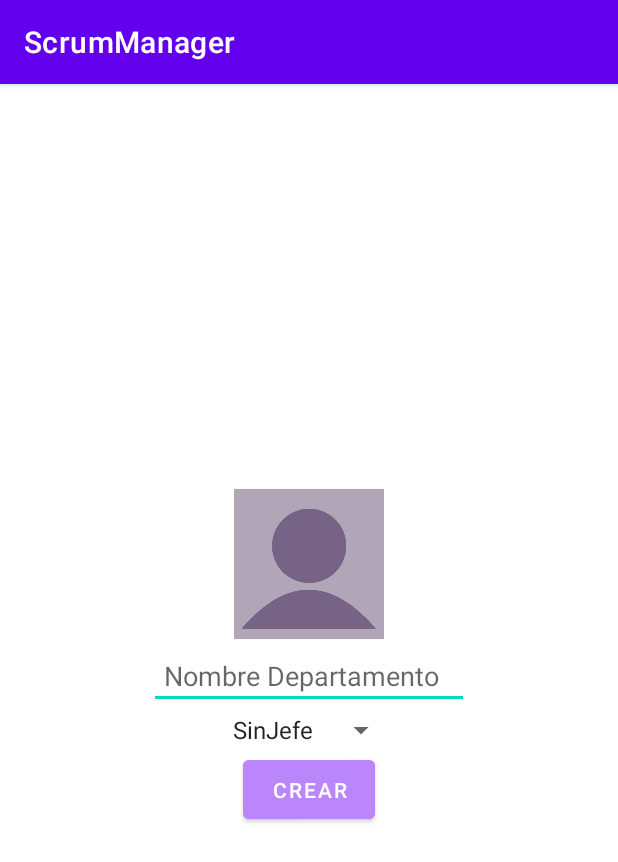
After one commit to isabelcoboruizazuaga/ScrumManager, an Android app: the NuevoDepartamentoActivity screen opened directly, with no data from a screen before it, on a phone screen of 412 x 824 dp. The commit adds this screen. Shown: the top 862 px of the screen. Run offline under Robolectric (Android 15) with nearby library versions, the phone set to English and light mode, and no system bars; our stand-ins replace Firebase (no records; nobody signed in at launch, a user with empty details on screens opened directly).

Commit message:
Activity crear departamento

```diff
--- a/app/src/main/AndroidManifest.xml
+++ b/app/src/main/AndroidManifest.xml
@@ -9,7 +9,8 @@
         android:roundIcon="@mipmap/ic_launcher_round"
         android:supportsRtl="true"
         android:theme="@style/Theme.ScrumManager">
-        <activity android:name=".Vistas.VerEmpleadoActivity"></activity>
+        <activity android:name=".Vistas.NuevoDepartamentoActivity"></activity>
+        <activity android:name=".Vistas.VerEmpleadoActivity" />
         <activity android:name=".Vistas.EditarEmpleadoActivity" />
         <activity android:name=".Vistas.NuevoEmpleadoActivity" />
         <activity
--- a/app/src/main/java/com/example/scrummanager/Vistas/Empleados.java
+++ b/app/src/main/java/com/example/scrummanager/Vistas/Empleados.java
@@ -92,6 +92,9 @@ public class Empleados extends Fragment {private FirebaseAuth mAuthAdmin, mAuthW
         MenuItem item=menu.findItem(R.id.menuCosaInutil);
         if(item!=null)
             item.setVisible(false);
+        item=menu.findItem(R.id.menuAnDept);
+        if(item!=null)
+            item.setVisible(false);
     }
     //Database listener
     public void rellenarRecyclerView (){
--- /dev/null
+++ b/app/src/main/java/com/example/scrummanager/Vistas/NuevoDepartamentoActivity.java
@@ -0,0 +1,163 @@
+package com.example.scrummanager.Vistas;
+
+import androidx.annotation.NonNull;
+import androidx.appcompat.app.AppCompatActivity;
+
+import android.content.Intent;
+import android.content.SharedPreferences;
+import android.os.Bundle;
+import android.preference.PreferenceManager;
+import android.util.Log;
+import android.view.View;
+import android.widget.AdapterView;
+import android.widget.ArrayAdapter;
+import android.widget.Button;
+import android.widget.EditText;
+import android.widget.ImageView;
+import android.widget.Spinner;
+import android.widget.Toast;
+
+import com.example.scrummanager.Modelos.Departamento;
+import com.example.scrummanager.Modelos.Empleado;
+import com.example.scrummanager.R;
+import com.google.firebase.database.DataSnapshot;
+import com.google.firebase.database.DatabaseError;
+import com.google.firebase.database.DatabaseReference;
+import com.google.firebase.database.FirebaseDatabase;
+import com.google.firebase.database.ValueEventListener;
+import com.google.firebase.storage.StorageReference;
+
+import java.util.ArrayList;
+import java.util.EventListener;
+import java.util.UUID;
+
+public class NuevoDepartamentoActivity extends AppCompatActivity {
+    private DatabaseReference dbReference;
+    private FirebaseDatabase database;
+    private ValueEventListener eventListener;
+
+    private ArrayList<Empleado> empleados;
+    private ArrayList<String> empleadosNombres;
+    private String uidJefeDpt;
+    private String eid;
+
+    private Spinner spinnerEmpleado;
+    private Button btn_crear;
+    private EditText et_nombre;
+
+    @Override
+    protected void onCreate(Bundle savedInstanceState) {
+        super.onCreate(savedInstanceState);
+        setContentView(R.layout.activity_nuevo_departamento);
+
+        //Inicialización variables del layout
+        spinnerEmpleado= findViewById(R.id.spinner_empleados);
+        btn_crear= findViewById(R.id.btn_addDepartamento);
+        et_nombre=findViewById(R.id.et_nombreDepartamento);
+
+        //Obtención del id de empresa
+        SharedPreferences sp = PreferenceManager.getDefaultSharedPreferences(getBaseContext());
+        eid= sp.getString("eid","-1");
+
+        //Inicialización de firebaseDatabase
+        database= FirebaseDatabase.getInstance();
+        dbReference = database.getReference().child(eid);
+
+        //Extracción de los datos de empleados de la base de datos
+        empleados= new ArrayList<>();
+        empleadosNombres= new ArrayList<>();
+        setEventListener();
+        dbReference.child("Empleados").addValueEventListener(eventListener);
+
+       Empleado empleado= new Empleado("-1","Sin","Jefe",eid);
+       empleados.add(empleado);
+       empleadosNombres.add(empleado.getNombreEmpleado() + empleado.getApellidoEmpleado());
+
+        //Control del spinner de selección de jefe de departamento
+        rellenarSpinnerEmpleados(empleado);
+        spinnerEmpleado.setOnItemSelectedListener(new AdapterView.OnItemSelectedListener() {
+            public void onItemSelected(AdapterView<?> parentView, View selectedItemView, int position, long id) {
+                //La posición del nombre de empleado equivale a la de la lista de objetos empleado
+                int posNombre =  spinnerEmpleado.getSelectedItemPosition();
+                //Se asigna la id del empleado de esa posición para poder introducirlo como jefe de departamento
+                uidJefeDpt = empleados.get(posNombre).getUid();
+                Log.e("uid: ",  uidJefeDpt);
+            }
+            public void onNothingSelected(AdapterView<?> arg0) {// do nothing
+            }
+        });
+
+        btn_crear.setOnClickListener(this::crearDepartamento);
+    }
+
+    private void crearDepartamento(View v){
+        String nombre= et_nombre.getText().toString();
+        String did= UUID.randomUUID().toString();
+        Departamento departamento= new Departamento(did,nombre,eid);
+
+        //Si el departamento se crea sin jefe se añade sin más a la base de datos
+        if(uidJefeDpt.equals("-1")){
+            dbReference.child("Departamentos").child(did).setValue(departamento);
+            Toast.makeText(getApplicationContext(), "Departamento creado", Toast.LENGTH_SHORT).show();
+            finish();
+        }else {
+            //Se obtiene el empleado a añadir
+            dbReference.child("Empleados").child(uidJefeDpt).addListenerForSingleValueEvent(new ValueEventListener() {
+                @Override
+                public void onDataChange(@NonNull DataSnapshot snapshot) {
+                    if (snapshot.exists()) {
+                        Empleado empleado = snapshot.getValue(Empleado.class);
+                        //Si el empleado pertenece ya a un departamento no puede añadirse como jefe del nuevo
+                        if (empleado.getNivelJerarquia() != 2) {
+                            //Se actualiza el departamento del empleado en la base de datos
+                            empleado.setIdDepartamento(did);
+                            empleado.setNivelJerarquia(2);
+                            dbReference.child("Empleados").child(uidJefeDpt).setValue(empleado);
+
+                            //Se introduce el empleado al departamento y se añade a la bd
+                            departamento.setUidJefeDepartamento(uidJefeDpt);
+                            dbReference.child("Departamentos").child(did).setValue(departamento);
+                            Toast.makeText(getApplicationContext(), "Departamento creado", Toast.LENGTH_SHORT).show();
+                            finish();
+                        } else {
+                            Toast.makeText(getApplicationContext(), "Este empleado ya es jefe de otro departamento", Toast.LENGTH_SHORT).show();
+                        }
+                    } else {
+                        Toast.makeText(getApplicationContext(), "Ha ocurrido un error al recuperar los datos del empleado", Toast.LENGTH_SHORT).show();
+                    }
+                }
+
+                @Override
+                public void onCancelled(@NonNull DatabaseError error) {
+                }
+            });
+        }
+    }
+
+    //Método para rellenar las opciones de departamento
+    private void rellenarSpinnerEmpleados(Empleado empleado){
+        ArrayAdapter<String> empleadoAdapter= new ArrayAdapter<>(this, android.R.layout.simple_spinner_item, empleadosNombres);
+        empleadoAdapter.setDropDownViewResource(android.R.layout.simple_spinner_dropdown_item);
+        spinnerEmpleado.setAdapter(empleadoAdapter);
+    }
+ private Empleado empleado;
+    private void setEventListener(){
+        eventListener= new ValueEventListener() {
+            @Override
+            public void onDataChange(@NonNull DataSnapshot snapshot) {
+                for (DataSnapshot xempleado : snapshot.getChildren() ){
+                    //Se añaden los empleados a la lista
+                    empleado = xempleado.getValue(Empleado.class);
+                    empleados.add(empleado);
+                    empleadosNombres.add(empleado.getNombreEmpleado() +" " +empleado.getApellidoEmpleado());
+                    Log.e("onDataChange", "onDataChange:" + xempleado.getValue().toString());
+                }
+            }
+            @Override
+            public void onCancelled(@NonNull DatabaseError error) {
+
+            }
+        };
+    }
+
+}
--- /dev/null
+++ b/app/src/main/res/layout/activity_nuevo_departamento.xml
@@ -0,0 +1,74 @@
+<?xml version="1.0" encoding="utf-8"?>
+<androidx.constraintlayout.widget.ConstraintLayout xmlns:android="http://schemas.android.com/apk/res/android"
+    xmlns:app="http://schemas.android.com/apk/res-auto"
+    xmlns:tools="http://schemas.android.com/tools"
+    android:layout_width="match_parent"
+    android:layout_height="match_parent"
+    tools:context=".Vistas.NuevoDepartamentoActivity">
+    <LinearLayout
+        android:layout_width="match_parent"
+        android:layout_height="match_parent"
+        android:gravity="center"
+        android:orientation="vertical">
+
+        <LinearLayout
+            android:layout_width="100dp"
+            android:layout_height="100dp"
+            android:gravity="center_horizontal|bottom"
+            android:orientation="horizontal">
+
+            <com.example.scrummanager.Controladores.ProporcionalImageView
+                android:id="@+id/iv_imagenDepartamento"
+                android:layout_width="match_parent"
+                android:layout_height="match_parent"
+                android:src="@drawable/profile_pic" />
+        </LinearLayout>
+
+        <LinearLayout
+            android:layout_width="match_parent"
+            android:layout_height="wrap_content"
+            android:gravity="center|center_horizontal|center_vertical"
+            android:orientation="horizontal">
+
+            <EditText
+                android:id="@+id/et_nombreDepartamento"
+                android:layout_width="wrap_content"
+                android:layout_height="wrap_content"
+                android:layout_margin="2dp"
+                android:ems="10"
+                android:hint="Nombre Departamento"
+                android:inputType="textPersonName"
+                android:padding="10dp"/>
+        </LinearLayout>
+
+        <LinearLayout
+            android:layout_width="match_parent"
+            android:layout_height="wrap_content"
+            android:gravity="center|center_horizontal|center_vertical"
+            android:orientation="horizontal">
+
+            <Spinner
+                android:id="@+id/spinner_empleados"
+                android:layout_width="wrap_content"
+                android:layout_height="wrap_content"
+                android:ems="10"/>
+        </LinearLayout>
+
+        <LinearLayout
+            android:layout_width="match_parent"
+            android:layout_height="wrap_content"
+            android:gravity="center|center_horizontal|center_vertical"
+            android:orientation="horizontal">
+
+            <Button
+                android:id="@+id/btn_addDepartamento"
+                android:layout_width="wrap_content"
+                android:layout_height="wrap_content"
+                android:layout_margin="2dp"
+                android:padding="10dp"
+                android:text="Crear"
+                android:backgroundTint="@color/purple_200"/>
+        </LinearLayout>
+    </LinearLayout>
+
+</androidx.constraintlayout.widget.ConstraintLayout>
--- a/app/src/main/res/menu/navigation_drawer.xml
+++ b/app/src/main/res/menu/navigation_drawer.xml
@@ -5,7 +5,8 @@
         android:id="@+id/menuAnEmp"/>
     <item android:title="CosaInutil"
         android:id="@+id/menuCosaInutil"/>
-    <item android:title="Item" />
+    <item android:title="AñadirDepartamento"
+        android:id="@+id/menuAnDept"/>
     <item android:title="Item" />
     <item android:id="@+id/action_settings"
         android:title="@string/action_settings"
```
Also changed, not shown: app/src/main/java/com/example/scrummanager/Vistas/Departamentos.java (+27 -0 lines).
